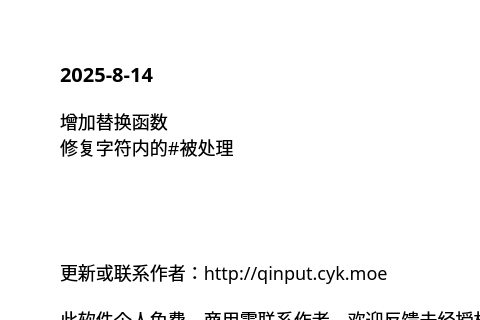
The window that source/ui/AboutUi.ui (ChiyukiGana/Quickinput) describes before a commit, drawn with Qt 5; both pictures show x 0 to 480 and y 0 to 320 of the 640 by 440 pixel window.
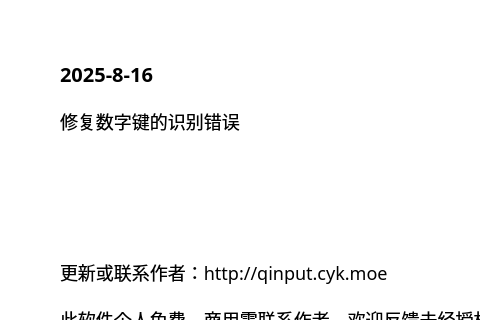
The same window after the commit.

What changed in the file:
```diff
--- a/source/ui/AboutUi.ui
+++ b/source/ui/AboutUi.ui
@@ -90,7 +90,7 @@
          <string notr="true">font-size:20px</string>
         </property>
         <property name="text">
-         <string>2025-8-14</string>
+         <string>2025-8-16</string>
         </property>
         <property name="textFormat">
          <enum>Qt::TextFormat::PlainText</enum>
@@ -106,8 +106,7 @@
          </sizepolicy>
         </property>
         <property name="text">
-         <string>增加替换函数
-修复字符内的#被处理</string>
+         <string>修复数字键的识别错误</string>
         </property>
         <property name="textFormat">
          <enum>Qt::TextFormat::PlainText</enum>
```
